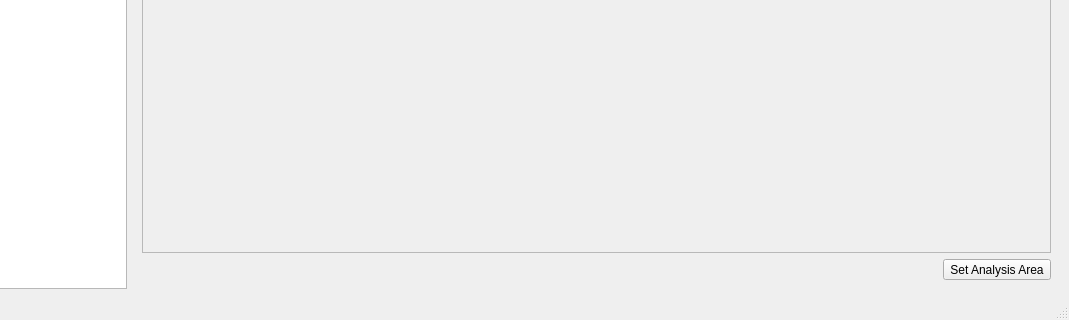
Above: irs/src/gui/wfipsmainwindow.ui from firelab/wfips before the change; both pictures show x 138 to 1207 and y 486 to 806 of the 1207 by 806 pixel window. Below: the same form after it.
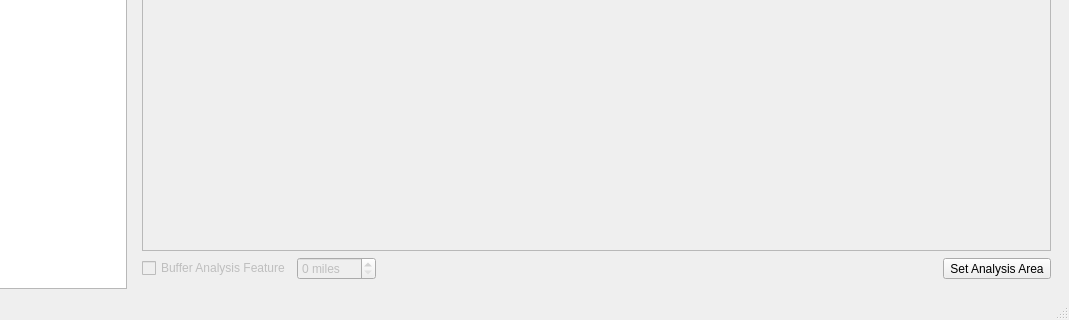
That is the form after the change.

Diff of the .ui file:
```diff
--- a/irs/src/gui/wfipsmainwindow.ui
+++ b/irs/src/gui/wfipsmainwindow.ui
@@ -385,6 +385,35 @@
           </item>
           <item>
            <layout class="QHBoxLayout" name="horizontalLayout_19">
+            <item>
+             <widget class="QCheckBox" name="bufferAnalysisCheckBox">
+              <property name="enabled">
+               <bool>false</bool>
+              </property>
+              <property name="toolTip">
+               <string>NOT TRIVIAL TO BE IMPLEMENTED</string>
+              </property>
+              <property name="text">
+               <string>Buffer Analysis Feature</string>
+              </property>
+             </widget>
+            </item>
+            <item>
+             <widget class="QSpinBox" name="bufferAnalyisSpinBox">
+              <property name="enabled">
+               <bool>false</bool>
+              </property>
+              <property name="toolTip">
+               <string>NOT TRIVIAL TO BE IMPLEMENTED</string>
+              </property>
+              <property name="suffix">
+               <string> miles</string>
+              </property>
+              <property name="maximum">
+               <number>200</number>
+              </property>
+             </widget>
+            </item>
             <item>
              <spacer name="horizontalSpacer_12">
               <property name="orientation">
```
Left out of the diff: 16 changed lines with no effect on the pictures.
